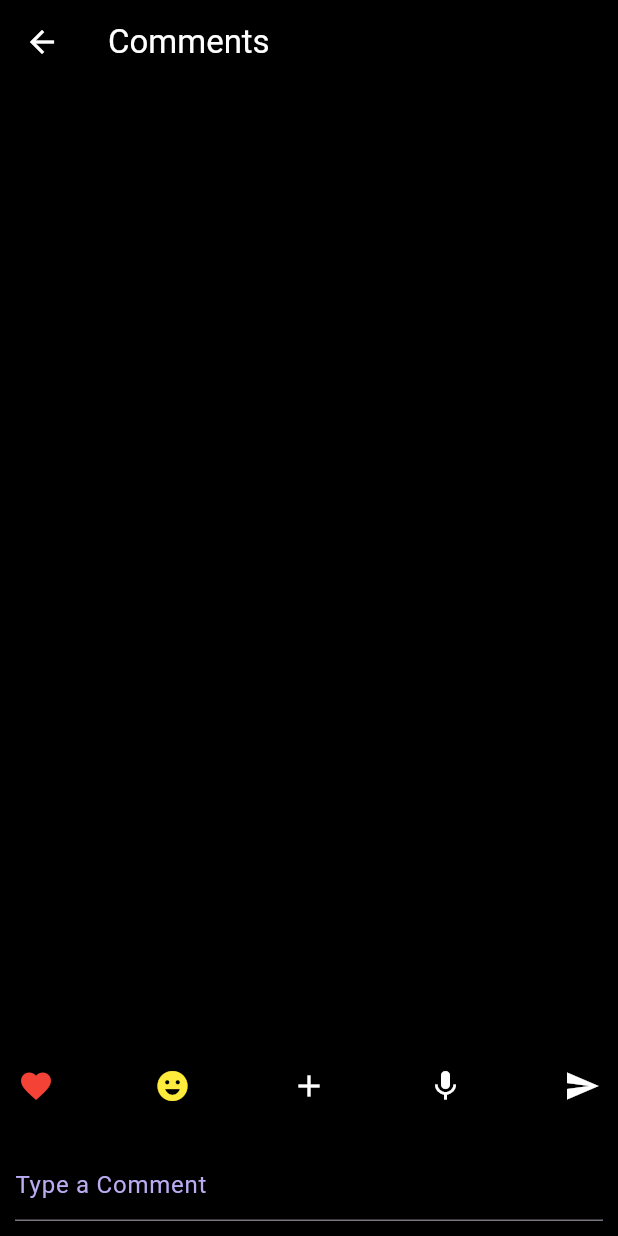
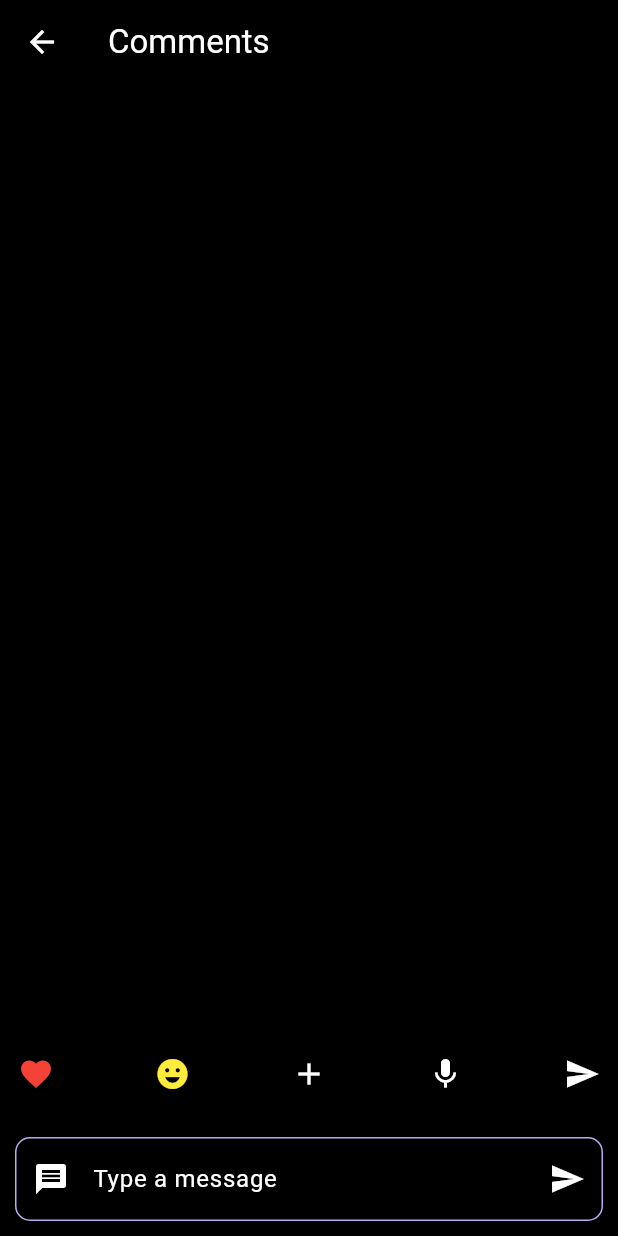
Before and after one commit to Sparsh2509/Hola_App, a Flutter app: the CommentScreen screen opened directly, on a phone screen of 412 x 824 dp. Run offline on Flutter 3.47's test engine with Material 3 defaults, Android fonts, the phone set to English and light mode, and no system bars; our stand-ins replace image_picker; accounts and stored records are empty; network calls fail.

```diff
--- a/lib/models/comments_model.dart
+++ b/lib/models/comments_model.dart
@@ -4,3 +4,9 @@ class CommentsModel {
 
   CommentsModel({ required this.comment, required this.userName});
 }
+
+class CommentsAddModel {
+  String comment;
+
+  CommentsAddModel({ required this.comment});
+}
--- a/lib/pages/homepage_section/comments.dart
+++ b/lib/pages/homepage_section/comments.dart
@@ -17,9 +17,10 @@ class CommentScreen extends StatefulWidget {
 }
 
 class _CommentScreenState extends State<CommentScreen> {
-  final TextEditingController _searchController = TextEditingController();
+  final TextEditingController _textController = TextEditingController();
 
   List<CommentsModel> comments = [];
+  List<CommentsAddModel> addComment= [];
   bool isLoading = true;
 
   @override
@@ -150,16 +151,19 @@ class _CommentScreenState extends State<CommentScreen> {
               ),
               Padding(
                 padding: const EdgeInsets.all(10.0),
-                child: TextField(
-                  controller: _searchController,
-                  style: TextStyle(color: whiteColor),
+                child: TextFormField(
+                  style: TextStyle(color: iconColor),
+                  controller: _textController,
                   decoration: InputDecoration(
-                    hintText: "Type a Comment",
-                    hintStyle: TextStyle(color: iconColor),
+                    hintText: "Type a message",hintStyle: TextStyle(color: whiteColor),
+                    prefixIcon: Icon(Icons.message,color: whiteColor,),
+                    suffixIcon: Icon(Icons.send,color: whiteColor,),
+                    enabledBorder: OutlineInputBorder(
+                        borderRadius: BorderRadius.circular(10),
+                        borderSide: BorderSide(color: iconColor)),
                     focusedBorder: OutlineInputBorder(
-                      borderSide: BorderSide(color: whiteColor),
-                      borderRadius: BorderRadius.circular(10),
-                    ),
+                        borderRadius: BorderRadius.circular(10),
+                        borderSide: BorderSide(color: iconColor)),
                   ),
                 ),
               ),
--- a/lib/pages/login_section/signup.dart
+++ b/lib/pages/login_section/signup.dart
@@ -231,7 +231,7 @@ class _SignupState extends State<Signup> {
                           TextButton(
                             onPressed: () {
                               // Navigate to Sign In page
-                              Navigator.push(
+                              Navigator.pushReplacement(
                                 context,
                                 MaterialPageRoute(
                                     builder: (context) => SignIn()),
```
Also changed, not shown: lib/pages/settings_section/settings_page.dart (+25 -1 lines), lib/services/post_services.dart (+28 -2 lines).
